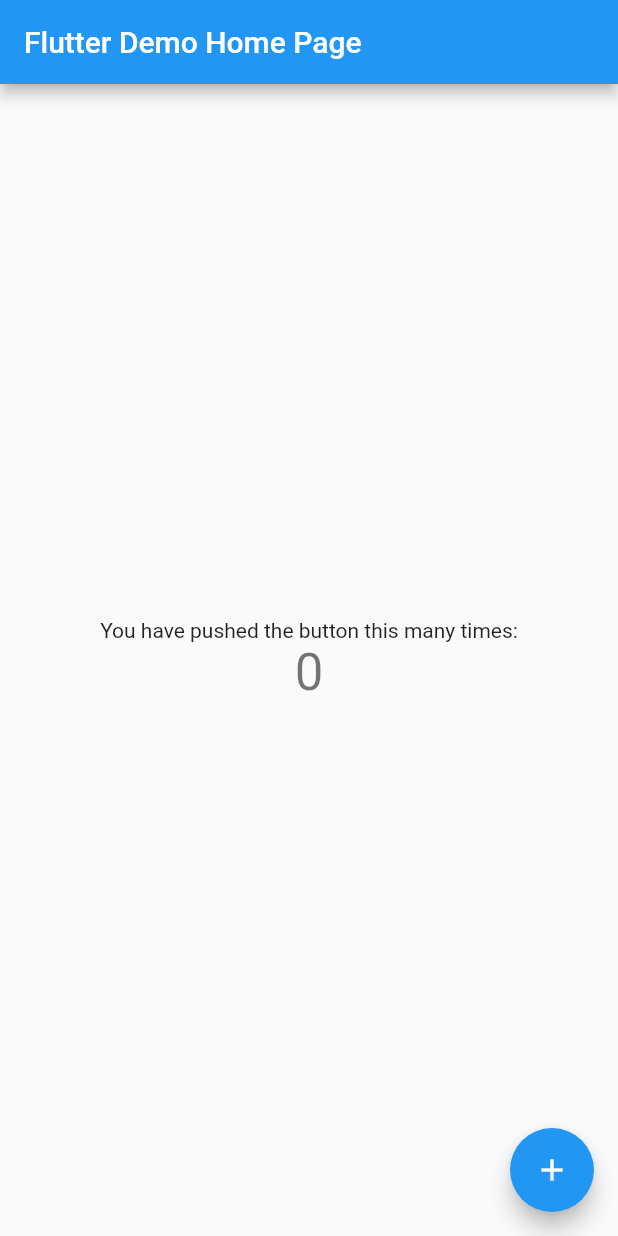
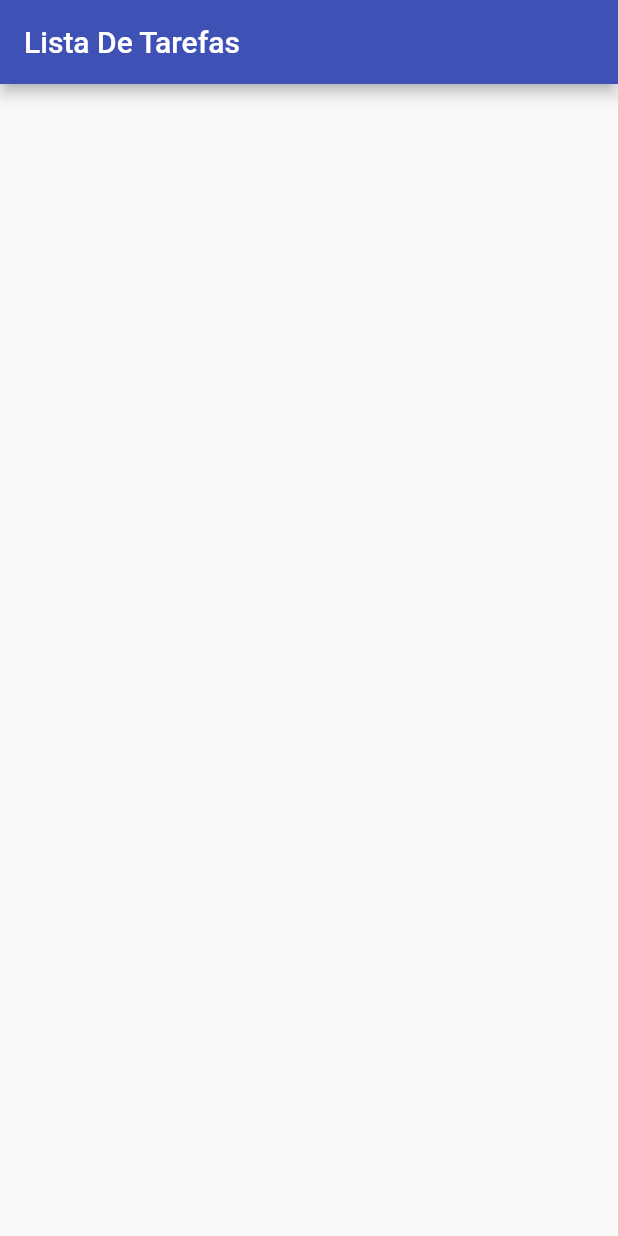
Before and after one commit to CarlosYanBezerraVieira/AppList, a Flutter app: the screen it shows after launch, on a phone screen of 412 x 824 dp. Run offline on Flutter 3.47's test engine with Material 2 defaults, Android fonts, the phone set to English and light mode, and no system bars.

Commit message:
start of home page

```diff
--- /dev/null
+++ b/applista/lib/homepage.dart
@@ -0,0 +1,20 @@
+import 'package:flutter/material.dart';
+
+class HomePage extends StatefulWidget {
+  const HomePage({Key? key}) : super(key: key);
+
+  @override
+  _HomePageState createState() => _HomePageState();
+}
+
+class _HomePageState extends State<HomePage> {
+  @override
+  Widget build(BuildContext context) {
+    return Scaffold(
+      appBar: AppBar(
+        title: Text("Lista De Tarefas"),
+        backgroundColor: Colors.indigo,
+      ),
+    );
+  }
+}
--- a/applista/lib/main.dart
+++ b/applista/lib/main.dart
@@ -1,113 +1,8 @@
+import 'package:applista/homepage.dart';
 import 'package:flutter/material.dart';
 
 void main() {
-  runApp(MyApp());
+  runApp(MaterialApp(
+    home: HomePage(),
+  ));
 }
-
-class MyApp extends StatelessWidget {
-  // This widget is the root of your application.
-  @override
-  Widget build(BuildContext context) {
-    return MaterialApp(
-      title: 'Flutter Demo',
-      theme: ThemeData(
-        // This is the theme of your application.
-        //
-        // Try running your application with "flutter run". You'll see the
-        // application has a blue toolbar. Then, without quitting the app, try
-        // changing the primarySwatch below to Colors.green and then invoke
-        // "hot reload" (press "r" in the console where you ran "flutter run",
-        // or simply save your changes to "hot reload" in a Flutter IDE).
-        // Notice that the counter didn't reset back to zero; the application
-        // is not restarted.
-        primarySwatch: Colors.blue,
-      ),
-      home: MyHomePage(title: 'Flutter Demo Home Page'),
-    );
-  }
-}
-
-class MyHomePage extends StatefulWidget {
-  MyHomePage({Key? key, required this.title}) : super(key: key);
-
-  // This widget is the home page of your application. It is stateful, meaning
-  // that it has a State object (defined below) that contains fields that affect
-  // how it looks.
-
-  // This class is the configuration for the state. It holds the values (in this
-  // case the title) provided by the parent (in this case the App widget) and
-  // used by the build method of the State. Fields in a Widget subclass are
-  // always marked "final".
-
-  final String title;
-
-  @override
-  _MyHomePageState createState() => _MyHomePageState();
-}
-
-class _MyHomePageState extends State<MyHomePage> {
-  int _counter = 0;
-
-  void _incrementCounter() {
-    setState(() {
-      // This call to setState tells the Flutter framework that something has
-      // changed in this State, which causes it to rerun the build method below
-      // so that the display can reflect the updated values. If we changed
-      // _counter without calling setState(), then the build method would not be
-      // called again, and so nothing would appear to happen.
-      _counter++;
-    });
-  }
-
-  @override
-  Widget build(BuildContext context) {
-    // This method is rerun every time setState is called, for instance as done
-    // by the _incrementCounter method above.
-    //
-    // The Flutter framework has been optimized to make rerunning build methods
-    // fast, so that you can just rebuild anything that needs updating rather
-    // than having to individually change instances of widgets.
-    return Scaffold(
-      appBar: AppBar(
-        // Here we take the value from the MyHomePage object that was created by
-        // the App.build method, and use it to set our appbar title.
-        title: Text(widget.title),
-      ),
-      body: Center(
-        // Center is a layout widget. It takes a single child and positions it
-        // in the middle of the parent.
-        child: Column(
-          // Column is also a layout widget. It takes a list of children and
-          // arranges them vertically. By default, it sizes itself to fit its
-          // children horizontally, and tries to be as tall as its parent.
-          //
-          // Invoke "debug painting" (press "p" in the console, choose the
-          // "Toggle Debug Paint" action from the Flutter Inspector in Android
-          // Studio, or the "Toggle Debug Paint" command in Visual Studio Code)
-          // to see the wireframe for each widget.
-          //
-          // Column has various properties to control how it sizes itself and
-          // how it positions its children. Here we use mainAxisAlignment to
-          // center the children vertically; the main axis here is the vertical
-          // axis because Columns are vertical (the cross axis would be
-          // horizontal).
-          mainAxisAlignment: MainAxisAlignment.center,
-          children: <Widget>[
-            Text(
-              'You have pushed the button this many times:',
-            ),
-            Text(
-              '$_counter',
-              style: Theme.of(context).textTheme.headline4,
-            ),
-          ],
-        ),
-      ),
-      floatingActionButton: FloatingActionButton(
-        onPressed: _incrementCounter,
-        tooltip: 'Increment',
-        child: Icon(Icons.add),
-      ), // This trailing comma makes auto-formatting nicer for build methods.
-    );
-  }
-}
```
